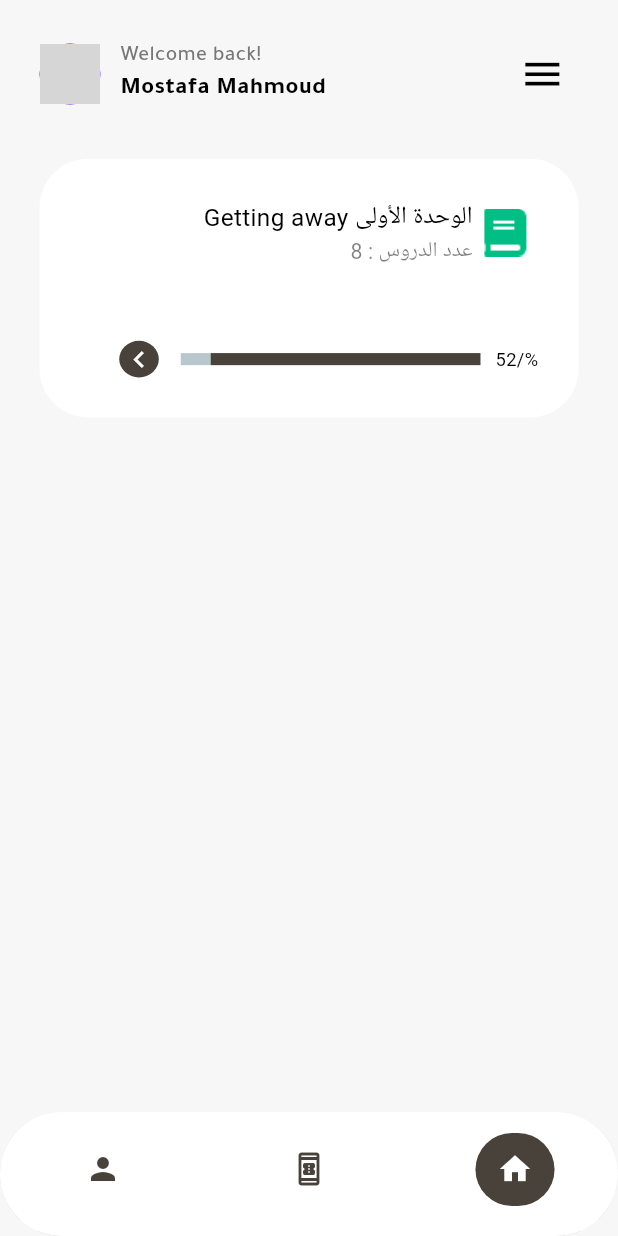
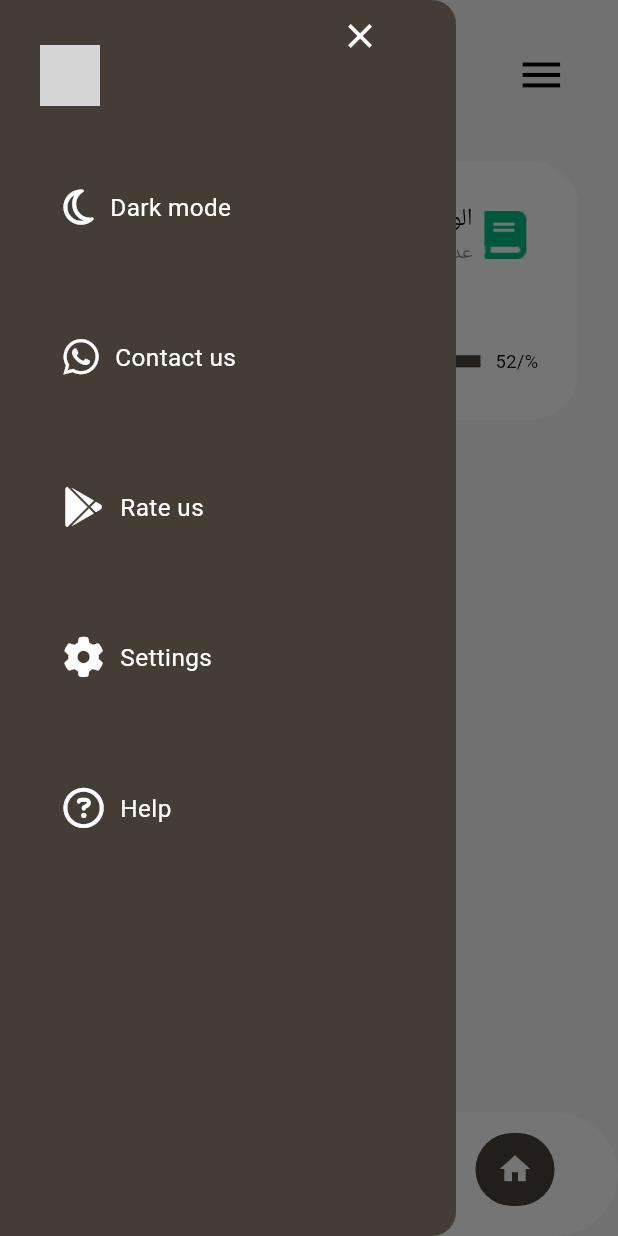
Before and after one commit to Mostafa-ToLba/learningEnglish_App, a Flutter app: the MainScreen screen opened directly, with the side drawer open (before the commit the screen has no drawer), on a phone screen of 412 x 824 dp. Run offline on Flutter 3.47's test engine with Material 3 defaults, Android fonts, the light colour scheme and no system bars; drawn by our look-alikes of percent_indicator; our stand-ins replace dartz, dio, flutter_bloc, flutter_screenutil, flutter_staggered_animations, flutter_svg and 10 more; missing offline and left inert: data_connection_checker_nulls; accounts and stored records are empty; network calls fail; project files that could hold a hidden picture were left out; grey boxes are pictures that could not be loaded.

Commit message:
Adding drawer

```diff
--- a/lib/blocs/settings_bloc/settings_event.dart
+++ b/lib/blocs/settings_bloc/settings_event.dart
@@ -4,7 +4,7 @@ part of 'settings_bloc.dart';
 class SettingsEvent with _$SettingsEvent {
   const factory SettingsEvent.changeLanguage(String changeLangTo) =
       ChangeLanguage;
-  const factory SettingsEvent.changeMode(AppTheme appTheme) = ChangeMode;
+  const factory SettingsEvent.changeMode(bool appTheme) = ChangeMode;
   const factory SettingsEvent.boardingScreensWatched() = BoardingScreensWatched;
   const factory SettingsEvent.choosingClassDone() = ChoosingClassDone;
   const factory SettingsEvent.checkOnSettings() = CheckOnSettings;
--- a/lib/blocs/settings_bloc/settings_state.dart
+++ b/lib/blocs/settings_bloc/settings_state.dart
@@ -3,15 +3,15 @@ part of 'settings_bloc.dart';
 @freezed
 class SettingsState with _$SettingsState {
   const factory SettingsState({
-    required ThemeData mode,
+    required bool mode,
     required Locale locale,
     required bool areBoardingScreensWatched,
     required bool isChoosingClassDone,
   }) = _SettingsState;
 
-  factory SettingsState.initial() => SettingsState(
-        mode: appThemeData[AppTheme.light]! ,// .containsKey(AppTheme.light),
-        locale: const Locale("en"), //TODO: CHANGE IT TO DEVICE LOCALE
+  factory SettingsState.initial() => const SettingsState(
+        mode: false, // .containsKey(AppTheme.light),
+        locale: Locale("en"), //TODO: CHANGE IT TO DEVICE LOCALE
         areBoardingScreensWatched: false,
         isChoosingClassDone: false,
       );
--- a/lib/i18n/ar.json
+++ b/lib/i18n/ar.json
@@ -45,6 +45,7 @@
                     "second_class": "الصف الثاني الثانوي",
                     "third_class": "الصف الثالث الثانوي",
                     "choose": "إختيار",
+                    "question_bank": "بنك الأسئلة",
                     "dark_mode": "الوضع الليلي",
                     "light_mode": "الوضع النهاري",
                     "contact_us": "تواصل معنا",
--- a/lib/i18n/en.json
+++ b/lib/i18n/en.json
@@ -45,6 +45,7 @@
                     "second_class": "Second class",
                     "third_class": "Third class",
                     "choose": "Choose",
+                    "question_bank": "Question bank",
                     "dark_mode": "Dark mode",
                     "light_mode": "Light mode",
                     "contact_us": "Contact us",
--- a/lib/main.dart
+++ b/lib/main.dart
@@ -7,6 +7,7 @@ import 'package:learning_anglish_app/injection.dart';
 import 'package:learning_anglish_app/presentation/screens/main/main_screen.dart';
 import 'package:learning_anglish_app/presentation/screens/onBoarding/onboarding_screen.dart';
 import 'package:learning_anglish_app/presentation/screens/registration/login_screen/login_screen.dart';
+import 'package:learning_anglish_app/utils/theme/theme.dart';
 import 'package:localization/localization.dart';
 
 void main() async {
@@ -75,7 +76,7 @@ class _AppScreenState extends State<AppScreen> {
               showSemanticsDebugger: false,
               //theme: themeData,
               debugShowCheckedModeBanner: false,
-              theme: state.mode,
+              theme: appThemeData[state.mode],
               home: const MainAppWidget(),
             );
           },
--- a/lib/presentation/screens/main/home_view.dart
+++ b/lib/presentation/screens/main/home_view.dart
@@ -1,9 +1,9 @@
 import 'package:flutter/material.dart';
 import 'package:flutter_screenutil/flutter_screenutil.dart';
 import 'package:learning_anglish_app/presentation/screens/chooseLesson/choose_lesson_screen.dart';
+import 'package:learning_anglish_app/presentation/widgets/appBar/custom_app_bar_with_image_and%20_menu.dart';
 import 'package:learning_anglish_app/utils/app_constants/app_constants.dart';
 import 'package:learning_anglish_app/utils/color_resource/color_resources.dart';
-import 'package:localization/localization.dart';
 import 'package:percent_indicator/percent_indicator.dart';
 
 class HomeView extends StatelessWidget {
@@ -16,47 +16,13 @@ class HomeView extends StatelessWidget {
         padding: EdgeInsets.only(top: 25.h),
         child: Column(
           children: [
-            Padding(
-              padding: EdgeInsets.only(left: 24.w, right: 24.w),
-              child: Row(
-                children: [
-                  CircleAvatar(
-                    radius: 20.r,
-                    backgroundImage: const NetworkImage(
-                        'https://images.unsplash.com/photo-1508184964240-ee96bb9677a7?auto=format&fit=crop&q=80&w=1887&ixlib=rb-4.0.3&ixid=M3wxMjA3fDB8MHxwaG90by1wYWdlfHx8fGVufDB8fHx8fA%3D%3D'),
-                  ),
-                  SizedBox(width: 12.w),
-                  Column(
-                    crossAxisAlignment: CrossAxisAlignment.start,
-                    children: [
-                      Text(
-                        "welcome_back".i18n(),
-                        style: TextStyle(
-                            fontSize: 14.sp,
-                            fontFamily: AppConstants.arabicFont1,
-                            color: ColorResources.appGreyColor,
-                            fontWeight: FontWeight.w500),
-                      ),
-                      Text(
-                        'Mostafa Mahmoud',
-                        style: TextStyle(
-                            fontSize: 16.sp,
-                            fontFamily: AppConstants.arabicFont1,
-                            fontWeight: FontWeight.bold),
-                      ),
-                    ],
-                  ),
-                  const Spacer(),
-                  IconButton(
-                    onPressed: () {},
-                    icon: Icon(
-                      Icons.menu,
-                      color: Colors.black,
-                      size: 30.h,
-                    ),
-                  ),
-                ],
-              ),
+            CustomAppBarWithImageAndMenu(
+              onMenuPressed: () {
+                Scaffold.of(context).openDrawer();
+              },
+              imageURL:
+                  'https://images.unsplash.com/photo-1508184964240-ee96bb9677a7?auto=format&fit=crop&q=80&w=1887&ixlib=rb-4.0.3&ixid=M3wxMjA3fDB8MHxwaG90by1wYWdlfHx8fGVufDB8fHx8fA%3D%3D',
+              name: 'Mostafa Mahmoud',
             ),
             SizedBox(height: 16.h),
             SizedBox(height: 16.h),
--- a/lib/presentation/screens/main/main_screen.dart
+++ b/lib/presentation/screens/main/main_screen.dart
@@ -1,8 +1,11 @@
 import 'package:flutter/material.dart';
+import 'package:flutter_bloc/flutter_bloc.dart';
 import 'package:flutter_screenutil/flutter_screenutil.dart';
+import 'package:learning_anglish_app/blocs/settings_bloc/settings_bloc.dart';
 import 'package:learning_anglish_app/presentation/screens/main/home_view.dart';
 import 'package:learning_anglish_app/presentation/screens/main/profile_settings_view.dart';
 import 'package:learning_anglish_app/presentation/screens/main/question_bank_view.dart';
+import 'package:learning_anglish_app/presentation/widgets/drawer/app_drawer.dart';
 import 'package:learning_anglish_app/utils/color_resource/color_resources.dart';
 
 class MainScreen extends StatefulWidget {
@@ -13,6 +16,8 @@ class MainScreen extends StatefulWidget {
 }
 
 class _MainScreenState extends State<MainScreen> {
+  final GlobalKey<ScaffoldState> scaffoldKey = GlobalKey(); // Create a key
+
   int _selectedIndex = 2;
   static const List<Widget> _widgetOptions = <Widget>[
     ProfileSettingsView(),
@@ -28,18 +33,25 @@ class _MainScreenState extends State<MainScreen> {
 
   @override
   Widget build(BuildContext context) {
+    final mode = context.watch<SettingsBloc>().state.mode;
     return Scaffold(
+      key: scaffoldKey,
+      drawerEnableOpenDragGesture: false,
       backgroundColor: ColorResources.grey5,
-      body: SafeArea(
-        child: _widgetOptions.elementAt(_selectedIndex),
+      drawer: AppDrawer(
+        mode: mode,
+        onExitPressed: () {
+          scaffoldKey.currentState!.closeDrawer();
+        },
       ),
+      body: _widgetOptions.elementAt(_selectedIndex),
       bottomNavigationBar: ClipRRect(
         borderRadius: BorderRadius.all(Radius.circular(56.r)),
         child: BottomNavigationBar(
           showSelectedLabels: false,
           showUnselectedLabels: false,
           elevation: 5,
-          backgroundColor:  ColorResources.white1,
+          backgroundColor: ColorResources.white1,
           unselectedIconTheme: IconThemeData(color: ColorResources.brownDark),
           selectedIconTheme: IconThemeData(color: ColorResources.white1),
           items: <BottomNavigationBarItem>[
--- a/lib/presentation/screens/main/profile_settings_view.dart
+++ b/lib/presentation/screens/main/profile_settings_view.dart
@@ -18,7 +18,8 @@ class _ProfileSettingsViewState extends State<ProfileSettingsView> {
   bool showPassword = false;
   @override
   Widget build(BuildContext context) {
-    return Column(
+    return SafeArea(
+      child: Column(
         children: [
           ProfileHeader(
             coverImageColor: ColorResources.buttonColor,
@@ -297,6 +298,7 @@ class _ProfileSettingsViewState extends State<ProfileSettingsView> {
             ),
           ),
         ],
+      ),
     );
   }
 
--- /dev/null
+++ b/lib/presentation/widgets/appBar/custom_app_bar_with_image_and _menu.dart
@@ -0,0 +1,63 @@
+import 'package:flutter/material.dart';
+import 'package:flutter_screenutil/flutter_screenutil.dart';
+import 'package:learning_anglish_app/utils/app_constants/app_constants.dart';
+import 'package:learning_anglish_app/utils/color_resource/color_resources.dart';
+import 'package:localization/localization.dart';
+
+class CustomAppBarWithImageAndMenu extends StatelessWidget {
+  final VoidCallback onMenuPressed;
+  final String imageURL;
+  final String name;
+  const CustomAppBarWithImageAndMenu(
+      {super.key,
+      required this.onMenuPressed,
+      required this.imageURL,
+      required this.name});
+
+  @override
+  Widget build(BuildContext context) {
+    return Padding(
+      padding: EdgeInsets.only(left: 24.w, right: 24.w),
+      child: Row(
+        children: [
+          CircleAvatar(
+            radius: 20.r,
+            backgroundImage: NetworkImage(imageURL),
+          ),
+          SizedBox(width: 12.w),
+          Column(
+            crossAxisAlignment: CrossAxisAlignment.start,
+            children: [
+              Text(
+                "welcome_back".i18n(),
+                style: TextStyle(
+                  fontSize: 14.sp,
+                  fontFamily: AppConstants.arabicFont1,
+                  color: ColorResources.appGreyColor,
+                  fontWeight: FontWeight.w500,
+                ),
+              ),
+              Text(
+                name,
+                style: TextStyle(
+                  fontSize: 16.sp,
+                  fontFamily: AppConstants.arabicFont1,
+                  fontWeight: FontWeight.bold,
+                ),
+              ),
+            ],
+          ),
+          const Spacer(),
+          IconButton(
+            onPressed: onMenuPressed,
+            icon: Icon(
+              Icons.menu,
+              color: ColorResources.black,
+              size: 30.dg,
+            ),
+          ),
+        ],
+      ),
+    );
+  }
+}
--- /dev/null
+++ b/lib/presentation/widgets/drawer/app_drawer.dart
@@ -0,0 +1,122 @@
+import 'package:flutter/material.dart';
+import 'package:flutter_bloc/flutter_bloc.dart';
+import 'package:flutter_screenutil/flutter_screenutil.dart';
+import 'package:font_awesome_flutter/font_awesome_flutter.dart';
+import 'package:learning_anglish_app/blocs/settings_bloc/settings_bloc.dart';
+import 'package:learning_anglish_app/utils/color_resource/color_resources.dart';
+import 'package:localization/localization.dart';
+
+class AppDrawer extends StatelessWidget {
+  final bool mode;
+  final VoidCallback onExitPressed;
+  const AppDrawer({
+    super.key,
+    required this.mode,
+    required this.onExitPressed,
+  });
+
+  @override
+  Widget build(BuildContext context) {
+    return Drawer(
+      backgroundColor: ColorResources.drawerBackground,
+      child: Container(
+        padding: const EdgeInsets.only(left: 16.0, right: 40),
+        width: 200.w,
+        child: SafeArea(
+          child: Column(
+            children: <Widget>[
+              SizedBox(width: 32.w),
+              //TODO: Maybe add internet connection here
+              /*
+              Container(
+                alignment: Alignment.centerRight,
+                child: IconButton(
+                  icon: Icon(
+                    Icons.power_settings_new,
+                  ),
+                  onPressed: () {},
+                ),
+              ),
+              */
+              Container(
+                alignment: Alignment.centerRight,
+                child: IconButton(
+                  icon: Icon(
+                    Icons.close,
+                    size: 24.dg,
+                    color: ColorResources.white1,
+                  ),
+                  onPressed: onExitPressed,
+                ),
+              ),
+
+              SizedBox(height: 64.h),
+              _buildRow(
+                FontAwesomeIcons.moon,
+                mode ? "light_mode".i18n() : "dark_mode".i18n(),
+                () {
+                  context
+                      .read<SettingsBloc>()
+                      .add(SettingsEvent.changeMode(!mode));
+                },
+              ),
+              SizedBox(height: 48.h),
+              _buildRow(
+                FontAwesomeIcons.whatsapp,
+                "contact_us".i18n(),
+                () {},
+              ),
+              SizedBox(height: 48.h),
+
+              _buildRow(
+                FontAwesomeIcons.googlePlay,
+                "rate_us".i18n(),
+                () {},
+              ),
+              SizedBox(height: 48.h),
+              _buildRow(
+                FontAwesomeIcons.gear,
+                "settings".i18n(),
+                () {},
+              ),
+              SizedBox(height: 48.h),
+              _buildRow(
+                FontAwesomeIcons.circleQuestion,
+                "help".i18n(),
+                () {},
+              ),
+            ],
+          ),
+        ),
+      ),
+    );
+  }
+
+  Widget _buildRow(IconData icon, String title, VoidCallback onTap) {
+    return InkWell(
+      onTap: onTap,
+      child: Container(
+        padding: EdgeInsets.symmetric(vertical: 12.h),
+        child: Row(
+          children: [
+            SizedBox(width: 24.w),
+            FaIcon(
+              icon,
+              size: 24.dg,
+              color: ColorResources.white1,
+            ),
+            SizedBox(width: 10.w),
+            Text(
+              title.i18n(),
+              style: TextStyle(
+                color: ColorResources.white1,
+                fontSize: 16.h,
+                fontWeight: FontWeight.w400,
+              ),
+            ),
+          ],
+        ),
+      ),
+    );
+  }
+}
--- a/lib/utils/color_resource/color_resources.dart
+++ b/lib/utils/color_resource/color_resources.dart
@@ -20,6 +20,7 @@ class ColorResources {
 
   static Color get brownLight => const Color(0x7FECDDCC);
   static Color get brownDark => const  Color(0xFF49423A);
+  static Color get drawerBackground => const Color(0xFF443D35);
 
   static Color get grey1 => const Color(0xFFF4F4F4);
   static Color get grey2 => const Color(0xFFA2A2A2);
```
Also changed, not shown: lib/blocs/settings_bloc/settings_bloc.dart (+12 -14 lines), lib/presentation/screens/chooseClass/choose_class_screen.dart (+39 -52 lines), lib/presentation/screens/main/question_bank_view.dart (+16 -32 lines), lib/presentation/widgets/appBar/custom_app_bar_with_menu.dart (added, +45 -0 lines), lib/blocs/settings_bloc/settings_bloc.freezed.dart. Lines whose indentation alone changed are shown as unchanged.
